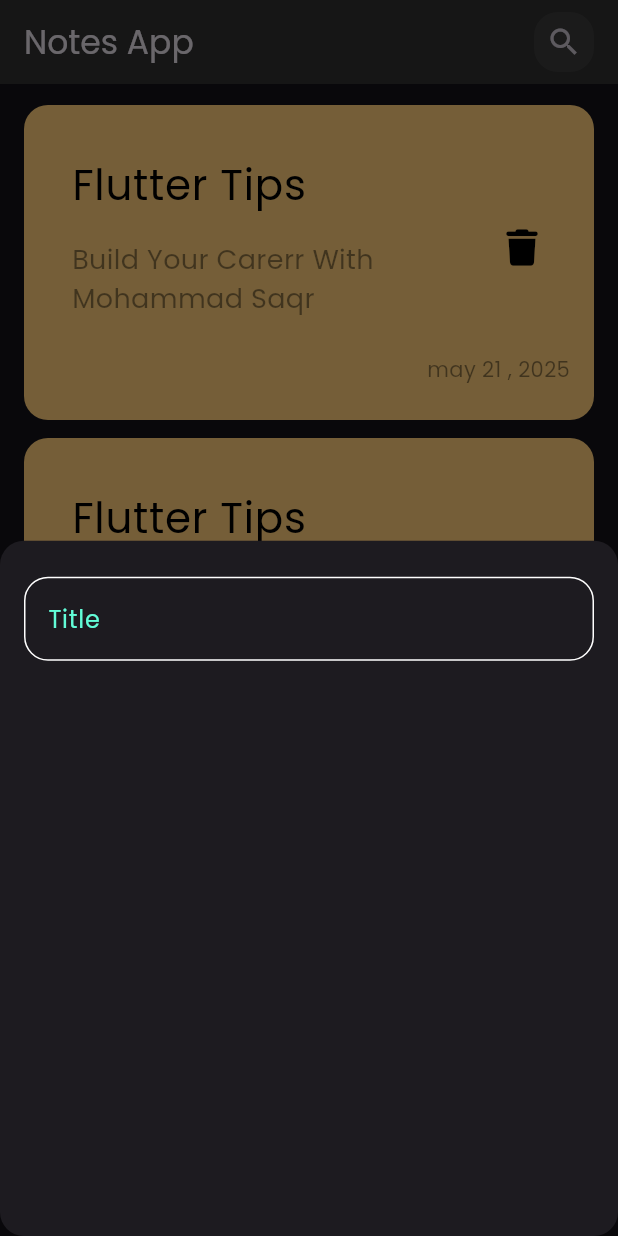
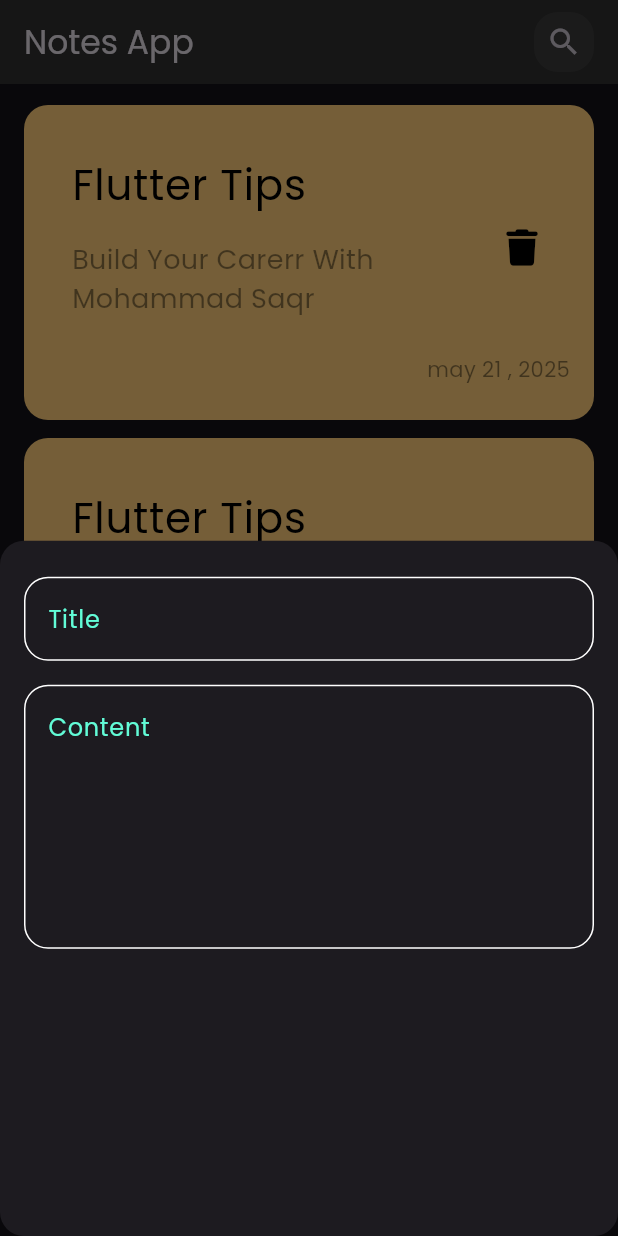
Before and after one commit to MohamedSaqr4/notes_app, a Flutter app: the screen it shows after launch, after a tap on the "add" icon, on a phone screen of 412 x 824 dp. Run offline on Flutter 3.47's test engine with Material 3 defaults, Android fonts, the phone set to English and light mode, and no system bars; our stand-ins replace font_awesome_flutter.

Commit message:
add fields to note bottom sheet

```diff
--- a/lib/views/NotesView.dart
+++ b/lib/views/NotesView.dart
@@ -1,4 +1,5 @@
 import 'package:flutter/material.dart';
+import 'package:note_app/constants.dart';
 import 'package:note_app/views/widgets/AddNoteBottomSheet.dart';
 import 'package:note_app/views/widgets/CustomSearchIcon.dart';
 import 'package:note_app/views/widgets/NotesViewBody.dart';
@@ -22,6 +23,7 @@ class NotesView extends StatelessWidget {
       ),
       body: const NotesViewBody(),
       floatingActionButton: FloatingActionButton(
+        backgroundColor: kPrimryColor,
         onPressed: () {
           showModalBottomSheet(
             context: context,
--- a/lib/views/widgets/AddNoteBottomSheet.dart
+++ b/lib/views/widgets/AddNoteBottomSheet.dart
@@ -13,7 +13,9 @@ class AddNoteBottomSheet extends StatelessWidget {
       child: Column(
         children: [
           SizedBox(height: 24),
-          CustomTextField(),
+          CustomTextField(hint: 'Title'),
+          SizedBox(height: 16),
+          CustomTextField(hint: 'Content', maxLines: 6),
         ],
       ),
     );
--- a/lib/views/widgets/CustomTiextField.dart
+++ b/lib/views/widgets/CustomTiextField.dart
@@ -4,14 +4,19 @@ import 'package:note_app/constants.dart';
 class CustomTextField extends StatelessWidget {
   const CustomTextField({
     super.key,
+    required this.hint,
+    this.maxLines = 1,
   });
 
+  final String hint;
+  final int maxLines;
   @override
   Widget build(BuildContext context) {
     return TextField(
+      maxLines: maxLines,
       cursorColor: kPrimryColor, //  color of ----> |
       decoration: InputDecoration(
-        hintText: 'Title',
+        hintText: hint,
         hintStyle: const TextStyle(color: kPrimryColor),
         border: BuildBorder(),
         enabledBorder: BuildBorder(),
@@ -25,8 +30,8 @@ class CustomTextField extends StatelessWidget {
       borderRadius: BorderRadius.circular(16),
       borderSide: BorderSide(
         color: color ?? Colors.white,
+        //Color in border side if color send هيساوية ,dont send check by ?? meaning if color = null thats meaning dont send then will be = white
       ),
     );
-    //Color in border side if color send هيساوية dont send check by ?? if = null thats meaning dont send then will ne = white
   }
 }
```
